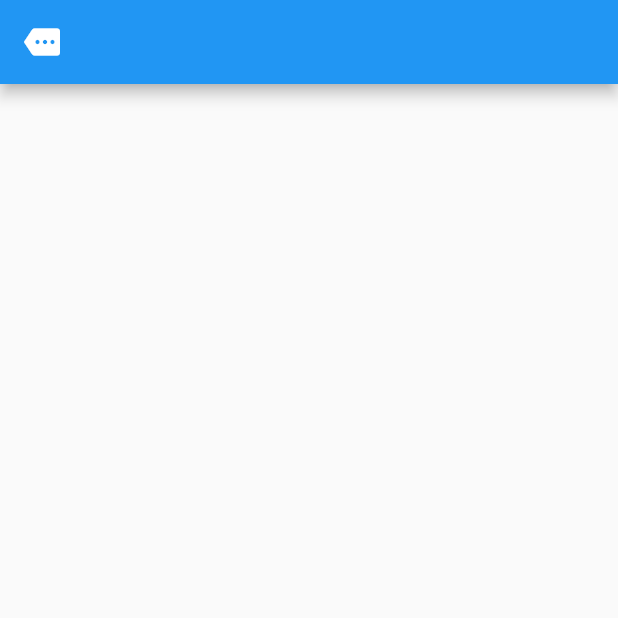
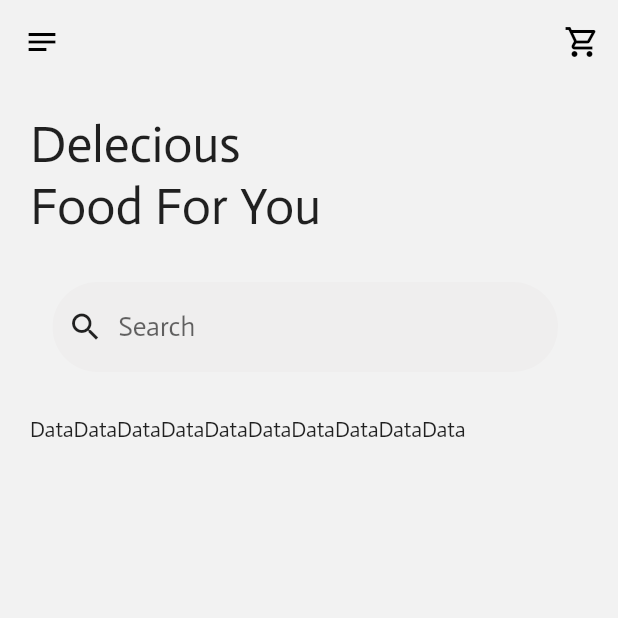
Before and after one commit to ZRShamim/food_order_app_flutter, a Flutter app: the screen it shows after launch, on a phone screen of 412 x 824 dp, the top half of it. Run offline on Flutter 3.47's test engine with Material 2 defaults, Android fonts, the phone set to English and light mode, and no system bars; our stand-ins replace get.

Commit message:
data construction

```diff
--- a/lib/main.dart
+++ b/lib/main.dart
@@ -14,8 +14,10 @@ class MyApp extends StatelessWidget {
   @override
   Widget build(BuildContext context) {
     return GetMaterialApp(
-      title: 'Flutter Demo',
+      debugShowCheckedModeBanner: false,
+      title: 'Food Order App',
       theme: ThemeData(
+        fontFamily: 'Actor',
         primarySwatch: Colors.blue,
       ),
       home: HomeScreen(),
--- a/lib/model/food.dart
+++ b/lib/model/food.dart
@@ -1,17 +1,39 @@
 // To parse this JSON data, do
 //
-//     final pokedex = pokedexFromJson(jsonString);
+//     final food = foodFromJson(jsonString);
 
 import 'dart:convert';
 
-List<Pokedex> pokedexFromJson(String str) =>
-    List<Pokedex>.from(json.decode(str).map((x) => Pokedex.fromJson(x)));
+List<Food> foodFromJson(String str) => List<Food>.from(json.decode(str).map((x) => Food.fromJson(x)));
 
-String pokedexToJson(List<Pokedex> data) =>
-    json.encode(List<dynamic>.from(data.map((x) => x.toJson())));
+String foodToJson(List<Food> data) => json.encode(List<dynamic>.from(data.map((x) => x.toJson())));
 
-class Pokedex {
-  Pokedex({
+class Food {
+    Food({
+       required this.foodList,
+       required this.categoryList,
+       required this.tagList,
+    });
+
+    List<FoodList>? foodList;
+    List<String>? categoryList;
+    List<String>? tagList;
+
+    factory Food.fromJson(Map<String, dynamic> json) => Food(
+        foodList: json["food_list"] == null ? null : List<FoodList>.from(json["food_list"].map((x) => FoodList.fromJson(x))),
+        categoryList: json["category_list"] == null ? null : List<String>.from(json["category_list"].map((x) => x)),
+        tagList: json["tag_list"] == null ? null : List<String>.from(json["tag_list"].map((x) => x)),
+    );
+
+    Map<String, dynamic> toJson() => {
+        "food_list": foodList == null ? null : List<dynamic>.from(foodList!.map((x) => x.toJson())),
+        "category_list": categoryList == null ? null : List<dynamic>.from(categoryList!.map((x) => x)),
+        "tag_list": tagList == null ? null : List<dynamic>.from(tagList!.map((x) => x)),
+    };
+}
+
+class FoodList {
+    FoodList({
        required this.foodId,
        required this.name,
        required this.foodCategory,
@@ -35,7 +57,7 @@ class Pokedex {
     String description;
     double rating;
 
-  factory Pokedex.fromJson(Map<String, dynamic> json) => Pokedex(
+    factory FoodList.fromJson(Map<String, dynamic> json) => FoodList(
         foodId: json["food_id"],
         name: json["name"],
         foodCategory: List<String>.from(json["food_category"].map((x) => x)),
--- /dev/null
+++ b/lib/model/food.json
@@ -0,0 +1,24 @@
+[
+  {
+    "food_list": [
+      {
+        "food_id": 1,
+        "name": "Cheese Burger",
+        "food_category": ["food"],
+        "food_tag": ["burger", "cheese", "chicken"],
+        "price": 50,
+        "price_sign": "Tk",
+        "currency": "Taka",
+        "image": "https://www.pngkit.com/png/detail/217-2178359_tex-supreme-chicken-cheese-burger-png.png",
+        "description": "Lorem ipsum dolor sit amet, consectetur adipiscing elit, sed do eiusmod tempor incididunt ut labore et dolore magna aliqua.",
+        "rating": 4.5
+      }
+    ]
+  },
+  {
+    "category_list": ["food", "drink", "snack", "sauce"]
+  },
+  {
+    "tag_list": ["burger", "cheese", "chicken", "meat", "soft drink"]
+  }
+]
--- a/lib/model/product.json
+++ /dev/null
@@ -1,14 +0,0 @@
-[
-  {
-    "food_id": 1,
-    "name": "Cheese Burger",
-    "food_category": ["food"],
-    "food_tag": ["burger", "cheese", "chicken"],
-    "price": 50,
-    "price_sign": "Tk",
-    "currency": "Taka",
-    "image": "https://www.pngkit.com/png/detail/217-2178359_tex-supreme-chicken-cheese-burger-png.png",
-    "description": "Lorem ipsum dolor sit amet, consectetur adipiscing elit, sed do eiusmod tempor incididunt ut labore et dolore magna aliqua.",
-    "rating": 4.5
-  }
-]
--- /dev/null
+++ b/lib/services/api_service.dart
@@ -0,0 +1,17 @@
+import 'package:e_commerce_app/model/food.dart';
+import 'package:http/http.dart' as http;
+
+class ApiService {
+  static var client = http.Client();
+
+    static Future<List<Food>?> fetchProducts() async {
+    var response = await client.get(
+        Uri.parse('https://raw.githubusercontent.com/ZRShamim/food_order_app_flutter/main/lib/model/product.json'));
+
+    if (response.statusCode == 200) {
+      var jsonString = response.body;
+      return foodFromJson(jsonString);
+    } else {
+    }
+  }
+}
--- a/lib/view/screens/home_screen/home_screen.dart
+++ b/lib/view/screens/home_screen/home_screen.dart
@@ -1,16 +1,98 @@
+import 'package:e_commerce_app/view/styles/colors.dart';
 import 'package:flutter/material.dart';
 
 class HomeScreen extends StatelessWidget {
   @override
   Widget build(BuildContext context) {
     return Scaffold(
+      backgroundColor: bgColor,
       appBar: AppBar(
+        elevation: 0,
+        backgroundColor: bgColor,
         leading: IconButton(
-            onPressed: () {
-
-            },
-            icon: const Icon(Icons.more)),
+          onPressed: () {},
+          icon: Icon(
+            Icons.notes_outlined,
+            color: black,
+          ),
+        ),
+        actions: [
+          IconButton(
+            onPressed: () {},
+            icon: Icon(
+              Icons.shopping_cart_outlined,
+              color: black,
+            ),
+          ),
+        ],
       ),
+      body: Padding(
+        padding: const EdgeInsets.only(left: 20, top: 20),
+        child: Column(
+          crossAxisAlignment: CrossAxisAlignment.start,
+          children: [
+            const Text(
+              'Delecious \nFood For You',
+              style: TextStyle(
+                fontSize: 34,
+              ),
+            ),
+            const SizedBox(
+              height: 30,
+            ),
+            Padding(
+              padding: const EdgeInsets.only(left: 15, right: 40),
+              child: ClipRRect(
+                borderRadius: BorderRadius.circular(50),
+                child: Container(
+                  height: 60,
+                  color: grey,
+                  child: Padding(
+                    padding: const EdgeInsets.only(left: 10, top: 5, bottom: 5),
+                    child: Row(
+                      children: [
+                        const Icon(Icons.search_outlined),
+                        Expanded(
+                          child: Padding(
+                            padding: const EdgeInsets.only(left: 10),
+                            child: TextField(
+                              cursorColor: black,
+                              textInputAction: TextInputAction.search,
+                              keyboardType: TextInputType.text,
+                              // controller: myController,
+                              onEditingComplete: () {
+                                // loadData('All');
+                                // hideKeyboard();
+                              },
+                              decoration: const InputDecoration(
+                                border: InputBorder.none,
+                                hintText: 'Search',
+                                hintStyle: TextStyle(fontSize: 18),
+                              ),
+                            ),
+                          ),
+                        )
+                      ],
+                    ),
+                  ),
+                ),
+              ),
+            ),
+            const SizedBox(
+              height: 30,
+            ),
+            Expanded(
+              child: ListView.builder(
+                scrollDirection: Axis.horizontal,
+                itemCount: 10,
+                itemBuilder: (_, i) {
+                return Text('Data');
+              }),
+            )
+          ],
+        ),
+      ),
+      // bottomNavigationBar: ,
     );
   }
 }
--- /dev/null
+++ b/lib/view/styles/colors.dart
@@ -0,0 +1,5 @@
+import 'package:flutter/material.dart';
+
+Color bgColor = const Color(0xffF2F2F2);
+Color black = const Color(0xff000000);
+Color grey = const Color(0xffEFEEEE);
```
Also changed, not shown: pubspec.yaml (+6 -10 lines), assets/fonts/Actor-Regular.ttf (added), pubspec.lock. Lines whose indentation alone changed are shown as unchanged.
